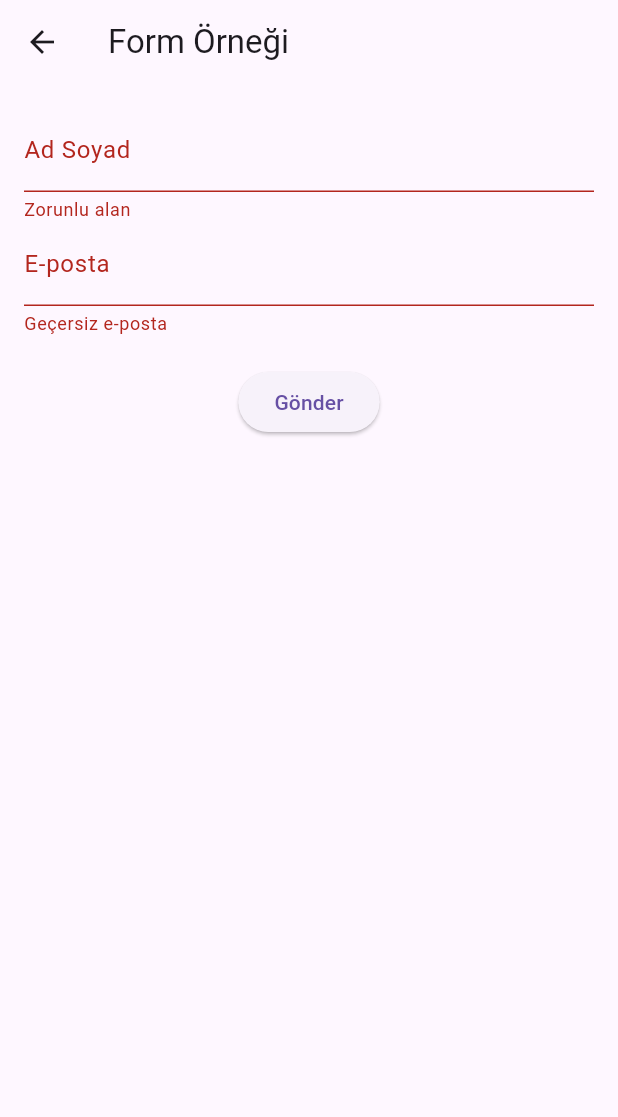
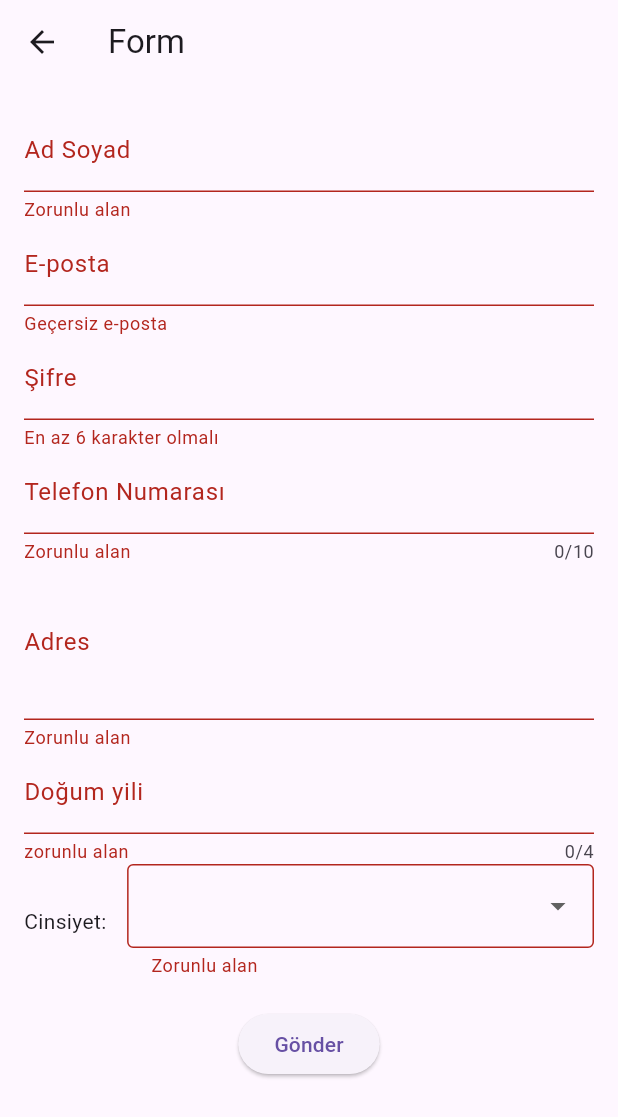
Before and after one commit to abdulkadiryugruk/flutter_learning_widgets, a Flutter app: the FormExampleScreen screen opened directly, after a tap on "Gönder", on a phone screen of 412 x 824 dp. Shown: the top 1117 px of the screen. Run offline on Flutter 3.47's test engine with Material 3 defaults, Android fonts, the phone set to English and light mode, and no system bars.

Commit message:
form elemanlari guncellendi

```diff
--- a/lib/screens/basic_widgets_screen.dart
+++ b/lib/screens/basic_widgets_screen.dart
@@ -9,8 +9,9 @@ class BasicWidgetsScreen extends StatelessWidget {
       appBar: AppBar(
         title: const Text('Temel Widgetlar'),
       ),
-      body: SingleChildScrollView(
+      body: Container(
         padding: const EdgeInsets.all(16.0),
+        color: Colors.teal[300], // Arka plan rengi
         child: Column(
           crossAxisAlignment: CrossAxisAlignment.start,
           children: [
--- a/lib/screens/form_example_screen.dart
+++ b/lib/screens/form_example_screen.dart
@@ -15,7 +15,7 @@ class _FormExampleScreenState extends State<FormExampleScreen> {
   @override
   Widget build(BuildContext context) {
     return Scaffold(
-      appBar: AppBar(title: const Text('Form Örneği')),
+      appBar: AppBar(title: const Text('Form ')),
       body: Padding(
         padding: const EdgeInsets.all(16.0),
         child: Form(
@@ -24,17 +24,85 @@ class _FormExampleScreenState extends State<FormExampleScreen> {
             children: [
               TextFormField(
                 decoration: const InputDecoration(labelText: 'Ad Soyad'),
-                validator: (value) =>
-                    value == null || value.isEmpty ? 'Zorunlu alan' : null,
+                validator:
+                    (value) =>
+                        value == null || value.isEmpty ? 'Zorunlu alan' : null,
                 onSaved: (value) => _name = value!,
               ),
               TextFormField(
                 decoration: const InputDecoration(labelText: 'E-posta'),
                 keyboardType: TextInputType.emailAddress,
-                validator: (value) => value != null && value.contains('@')
-                    ? null
-                    : 'Geçersiz e-posta',
+                validator:
+                    (value) =>
+                        value != null && value.contains('@')
+                            ? null
+                            : 'Geçersiz e-posta',
                 onSaved: (value) => _email = value!,
+              ),
+              TextFormField(
+                decoration: const InputDecoration(labelText: 'Şifre'),
+                obscureText: true,
+                validator:
+                    (value) =>
+                        value == null || value.length < 6
+                            ? 'En az 6 karakter olmalı'
+                            : null,
+              ),
+              TextFormField(
+                decoration: const InputDecoration(
+                  labelText: 'Telefon Numarası',
+                ),
+                keyboardType: TextInputType.phone,
+                maxLength: 10,
+                validator: (value) {
+                  if (value == null || value.isEmpty) {
+                    return 'Zorunlu alan';
+                  } else if (value.length != 10) {
+                    return '10 haneli numara girin';
+                  }
+                  return null;
+                },
+              ),
+              TextFormField(
+                decoration: const InputDecoration(labelText: 'Adres'),
+                maxLines: 3,
+                validator:
+                    (value) =>
+                        value == null || value.isEmpty ? 'Zorunlu alan' : null,
+              ),
+              TextFormField(
+                decoration: const InputDecoration(labelText: 'Doğum yili'),
+                keyboardType: TextInputType.datetime,
+                maxLength: 4,
+                validator: (value) {
+                  if (value == null || value.isEmpty) {
+                    return 'zorunlu alan';
+                  } else if (value.length != 4) {
+                    return '4 haneli yıl girin';
+                  }
+                  return null;
+                },
+              ),
+
+              Row(
+                children: [
+                  const Text('Cinsiyet: '),
+                  const SizedBox(width: 10),
+                  Expanded(
+                    child: DropdownButtonFormField<String>(
+                      items: const [
+                        DropdownMenuItem(value: 'Erkek', child: Text('Erkek')),
+                        DropdownMenuItem(value: 'Kadın', child: Text('Kadın')),
+                      ],
+                      onChanged: (value) {},
+                      decoration: const InputDecoration(
+                        border: OutlineInputBorder(),
+                      ),
+                      validator:
+                          (value) => value == null ? 'Zorunlu alan' : null,
+                    ),
+                  ),
+                ],
               ),
               const SizedBox(height: 20),
               ElevatedButton(
@@ -51,9 +119,9 @@ class _FormExampleScreenState extends State<FormExampleScreen> {
   void _submitForm() {
     if (_formKey.currentState!.validate()) {
       _formKey.currentState!.save();
-      ScaffoldMessenger.of(context).showSnackBar(
-        SnackBar(content: Text('Ad: $_name\nE-posta: $_email')),
-      );
+      ScaffoldMessenger.of(
+        context,
+      ).showSnackBar(SnackBar(content: Text('Ad: $_name\nE-posta: $_email')));
     }
   }
 }
```
Also changed, not shown: lib/screens/home_screen.dart (+20 -25 lines), lib/screens/navigation_example_screen.dart (+39 -1 lines), lib/screens/stateful_example_screen.dart (+5 -5 lines).
